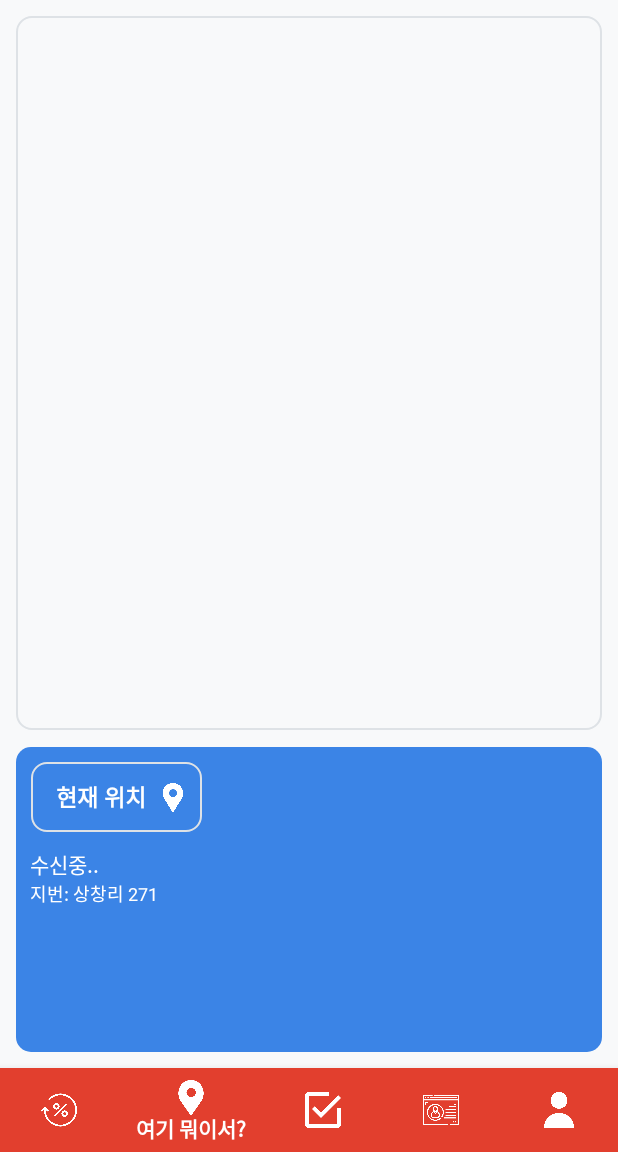
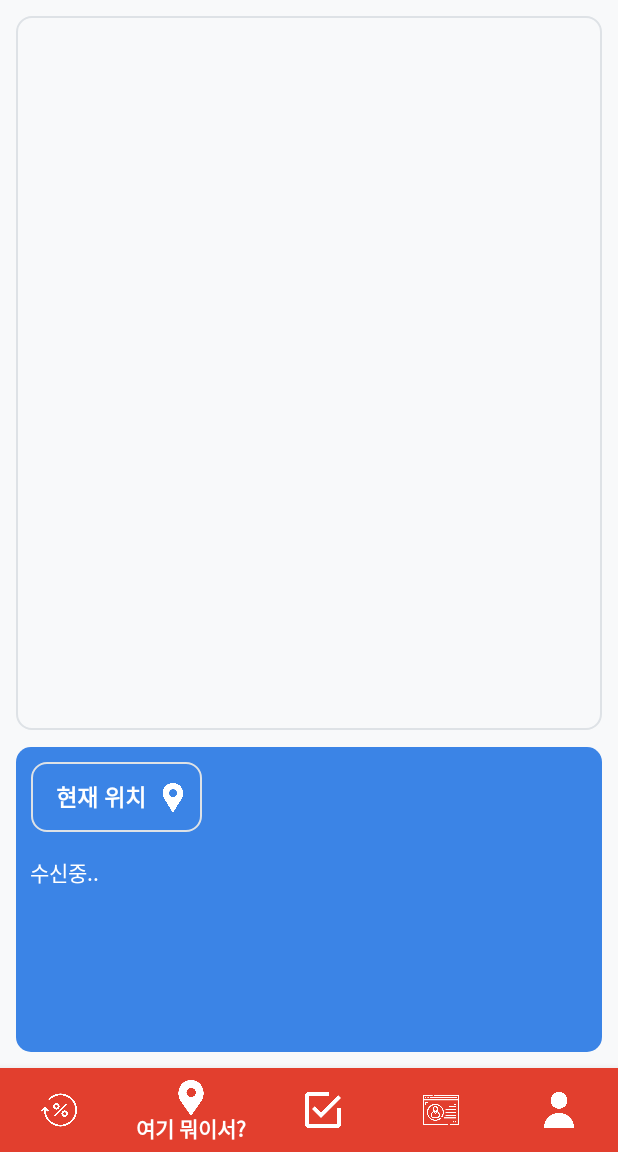
Before and after one commit to youarealone/hjw-front, an Android app: the screen it shows after launch (MainActivity), item 2 of the bottom bar chosen, on a phone screen of 412 x 824 dp, the part 84-1236 px from its top. Run offline under Robolectric (Android 15) with nearby library versions, the phone set to English and light mode, and no system bars; libraries missing offline, so code that uses them is left out: net.daum.mf; 3 statements that could not run were skipped.

Commit message:
[F31] 편의시설 위치 화면 구현
-레이아웃 변경

```diff
--- a/app/src/main/java/com/example/hjw_front/LocationFragment.java
+++ b/app/src/main/java/com/example/hjw_front/LocationFragment.java
@@ -45,7 +45,7 @@ public class LocationFragment extends Fragment {
     public String currentLocation; // 그래서 최종 위치
 
     private TextView tvDoro;
-    private TextView tvJiBun;
+//    private TextView tvJiBun;
     private Button btnCurrent;
     private MapView mapView;
 
@@ -62,7 +62,7 @@ public class LocationFragment extends Fragment {
         View view =  inflater.inflate(R.layout.fragment_location, container, false);
 
         tvDoro = view.findViewById(R.id.tv_addr_doro);
-        tvJiBun = view.findViewById(R.id.tv_addr_jibun);
+//        tvJiBun = view.findViewById(R.id.tv_addr_jibun);
         btnCurrent = view.findViewById(R.id.btn_current);
 
         setMapView(view);
--- a/app/src/main/res/layout/fragment_location.xml
+++ b/app/src/main/res/layout/fragment_location.xml
@@ -26,7 +26,7 @@
             android:layout_width="wrap_content"
             android:layout_height="wrap_content"
             android:orientation="horizontal"
-            android:layout_marginBottom="10dp"
+            android:layout_marginBottom="15dp"
             android:paddingStart="10dp"
             android:paddingEnd="10dp"
             android:background="@drawable/round_border">
@@ -58,13 +58,13 @@
             android:text="제주 서귀포시 안덕면 병악로 166"
             android:textColor="@color/white"/>
 
-        <TextView
-            android:id="@+id/tv_addr_jibun"
-            android:layout_width="match_parent"
-            android:layout_height="wrap_content"
-            android:text="지번: 상창리 271"
-            android:textSize="12dp"
-            android:textColor="@color/white"/>
+<!--        <TextView-->
+<!--            android:id="@+id/tv_addr_jibun"-->
+<!--            android:layout_width="match_parent"-->
+<!--            android:layout_height="wrap_content"-->
+<!--            android:text="지번: 상창리 271"-->
+<!--            android:textSize="12dp"-->
+<!--            android:textColor="@color/white"/>-->
 
     </LinearLayout>
 </LinearLayout>
```
